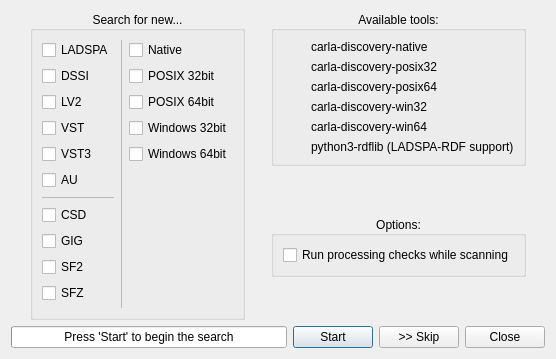
This is resources/ui/carla_refresh.ui in falkTX/Carla as Qt 5 draws it before an edit. The edited form follows.
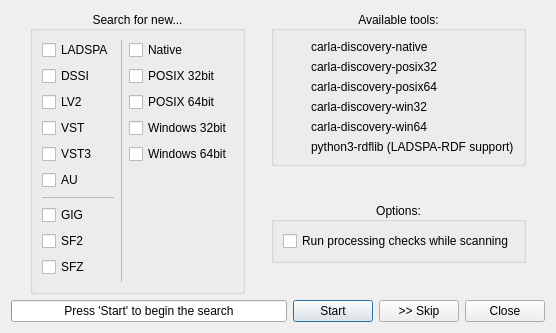
This is the edited form. Icons and pictures are not drawn.

Commit message: Remove leftover csound option in UI; Fix params division by 0

```diff
--- a/resources/ui/carla_refresh.ui
+++ b/resources/ui/carla_refresh.ui
@@ -98,13 +98,6 @@
             </property>
            </widget>
           </item>
-          <item>
-           <widget class="QCheckBox" name="ch_csound">
-            <property name="text">
-             <string>CSD</string>
-            </property>
-           </widget>
-          </item>
           <item>
            <widget class="QCheckBox" name="ch_gig">
             <property name="text">
```
The commit also changes 4 other files.
